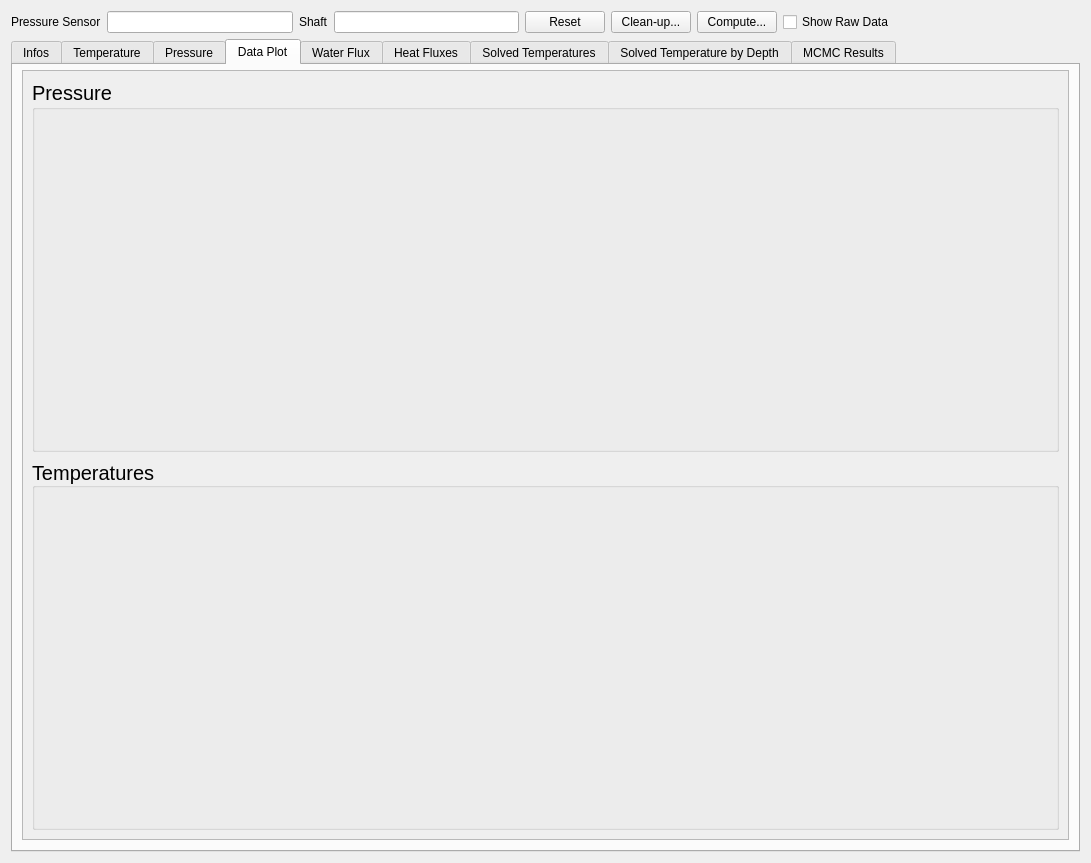
First picture: the form in Molonari_2021/ihm/molonaviz/widgetpoint.ui, repository GVigne/Molonari-2022, before the edit.
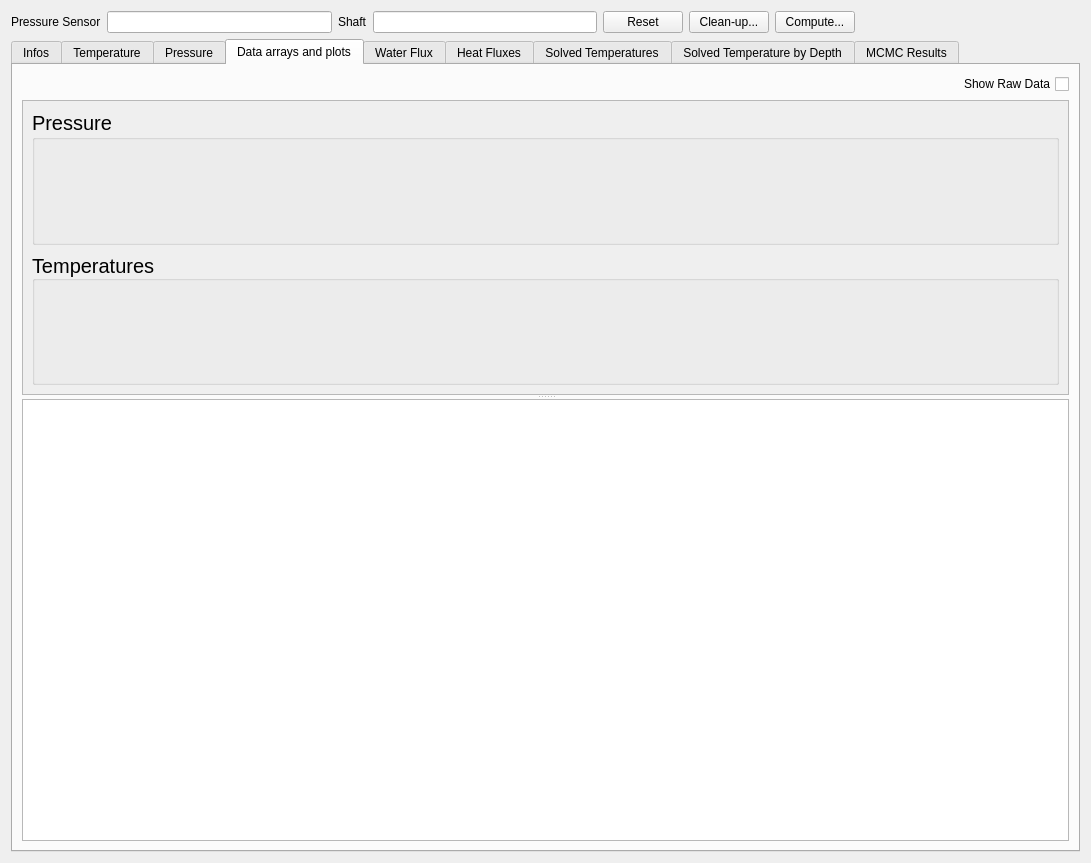
Second picture: the form after the edit. The open tabs and pages were chosen to show the change.

Commit message: Working towards the fusion of Temperature, Pressure and Plots tabs

Patch:
```diff
--- a/Molonari_2021/ihm/molonaviz/widgetpoint.ui
+++ b/Molonari_2021/ihm/molonaviz/widgetpoint.ui
@@ -68,13 +68,6 @@
        </property>
       </widget>
      </item>
-     <item>
-      <widget class="QCheckBox" name="checkBoxRaw_Data">
-       <property name="text">
-        <string>Show Raw Data</string>
-       </property>
-      </widget>
-     </item>
      <item>
       <spacer name="horizontalSpacer">
        <property name="orientation">
@@ -206,19 +199,24 @@
      </widget>
      <widget class="QWidget" name="tabPlot">
       <attribute name="title">
-       <string>Data Plot</string>
+       <string>Data arrays and plots</string>
       </attribute>
       <layout class="QVBoxLayout" name="verticalLayout_5">
-       <property name="spacing">
-        <number>0</number>
-       </property>
-       <property name="topMargin">
-        <number>5</number>
-       </property>
-       <property name="bottomMargin">
-        <number>10</number>
-       </property>
+       <item>
+        <widget class="QCheckBox" name="checkBoxRaw_Data">
+         <property name="layoutDirection">
+          <enum>Qt::RightToLeft</enum>
+         </property>
+         <property name="text">
+          <string>Show Raw Data</string>
+         </property>
+        </widget>
+       </item>
        <item>
+        <widget class="QSplitter" name="splitter">
+         <property name="orientation">
+          <enum>Qt::Vertical</enum>
+         </property>
         <widget class="QScrollArea" name="scrollAreaDataPlot">
          <property name="widgetResizable">
           <bool>true</bool>
@@ -228,8 +226,8 @@
            <rect>
             <x>0</x>
             <y>0</y>
-            <width>1039</width>
-            <height>759</height>
+             <width>1049</width>
+             <height>284</height>
            </rect>
           </property>
           <layout class="QVBoxLayout" name="verticalLayout_8">
@@ -275,6 +273,8 @@
           </layout>
          </widget>
         </widget>
+         <widget class="QTableView" name="tableViewDataArray"/>
+        </widget>
        </item>
       </layout>
      </widget>
```
Left out of the diff: 28 changed lines with no effect on the pictures. Lines whose indentation alone changed are shown as unchanged.
